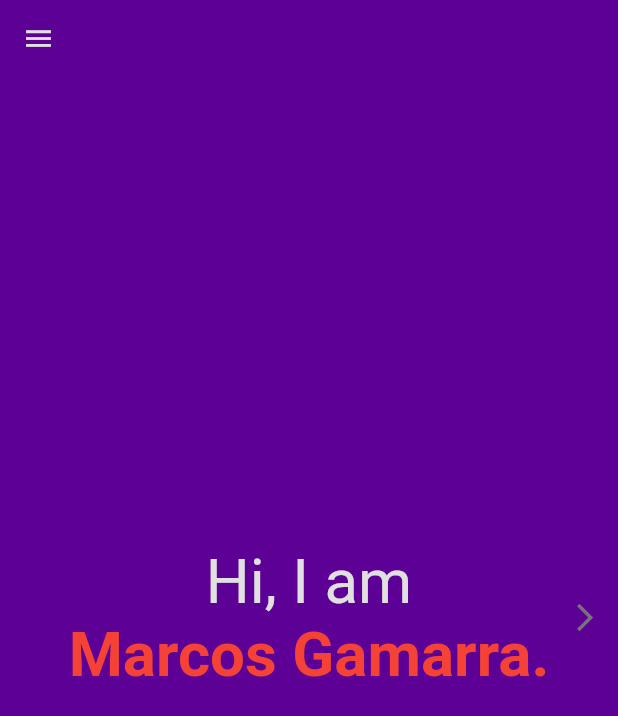
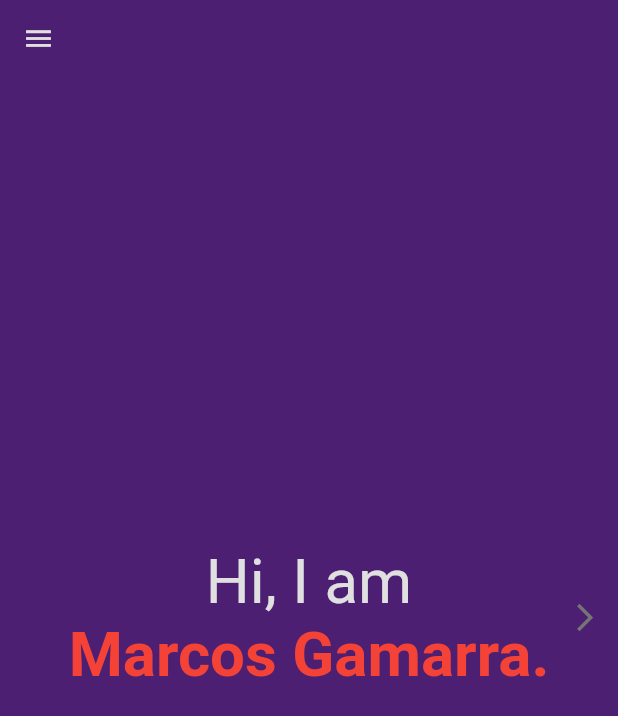
Before and after one commit to Marcos-Gamarra/personal_website_flutter, a Flutter app: the screen it shows after launch, on a phone screen of 412 x 824 dp. Shown: the top 716 px of the screen. Run offline on Flutter 3.47's test engine with Material 2 defaults, Android fonts, the light colour scheme and no system bars; our stand-ins replace font_awesome_flutter, responsive_framework; missing offline and left inert: dart:html.

Commit message:
changed background color

```diff
--- a/lib/main.dart
+++ b/lib/main.dart
@@ -31,8 +31,7 @@ class MyApp extends StatelessWidget {
       debugShowCheckedModeBanner: false,
       title: 'Marcos Gamarra',
       theme: ThemeData(
-        //scaffoldBackgroundColor: const Color(0xff352e45),
-        scaffoldBackgroundColor: const Color(0xff5d0096),
+        scaffoldBackgroundColor: const Color(0xff4d1f73),
       ),
       home: const HomePage(),
     );
```
